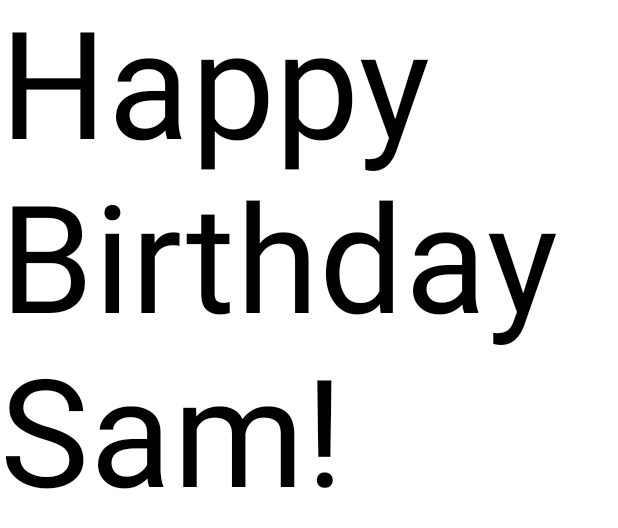
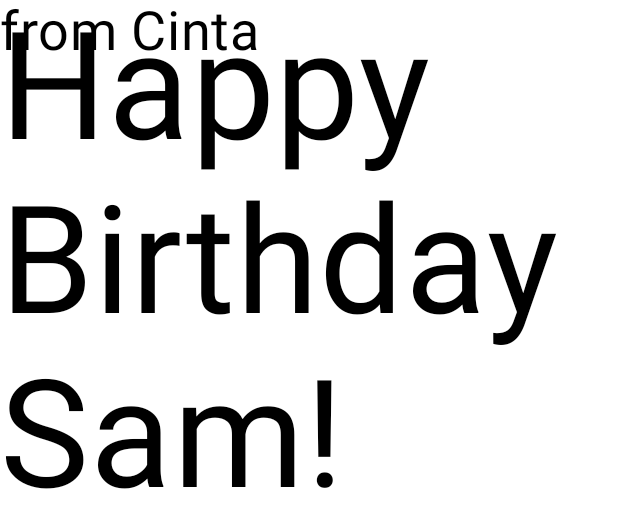
Before and after one commit to samyutomo/juarandroid-birthday-card, an Android app built with Jetpack Compose: the @Preview function BirthdayCardPreview, on a phone screen of 412 x 824 dp. Shown: the top 528 px of the screen. Run offline under Robolectric (Android 15) with nearby library versions, the phone set to English and light mode, and no system bars.

Commit message:
add another text element

```diff
--- a/app/src/main/java/com/example/happybirthday/MainActivity.kt
+++ b/app/src/main/java/com/example/happybirthday/MainActivity.kt
@@ -30,11 +30,15 @@ class MainActivity : ComponentActivity() {
 }
 
 @Composable
-fun GreetingText(message: String, modifier: Modifier = Modifier) {
+fun GreetingText(message: String, from: String, modifier: Modifier = Modifier) {
     Text(
         text = message,
         fontSize = 100.sp,
         lineHeight = 116.sp
+    )
+    Text(
+        text = from,
+        fontSize = 36.sp
     )
 }
 
@@ -42,6 +46,6 @@ fun GreetingText(message: String, modifier: Modifier = Modifier) {
 @Composable
 fun BirthdayCardPreview() {
     HappyBirthdayTheme {
-        GreetingText(message = "Happy Birthday Sam!")
+        GreetingText(message = "Happy Birthday Sam!", from = "from Cinta")
     }
 }
```
